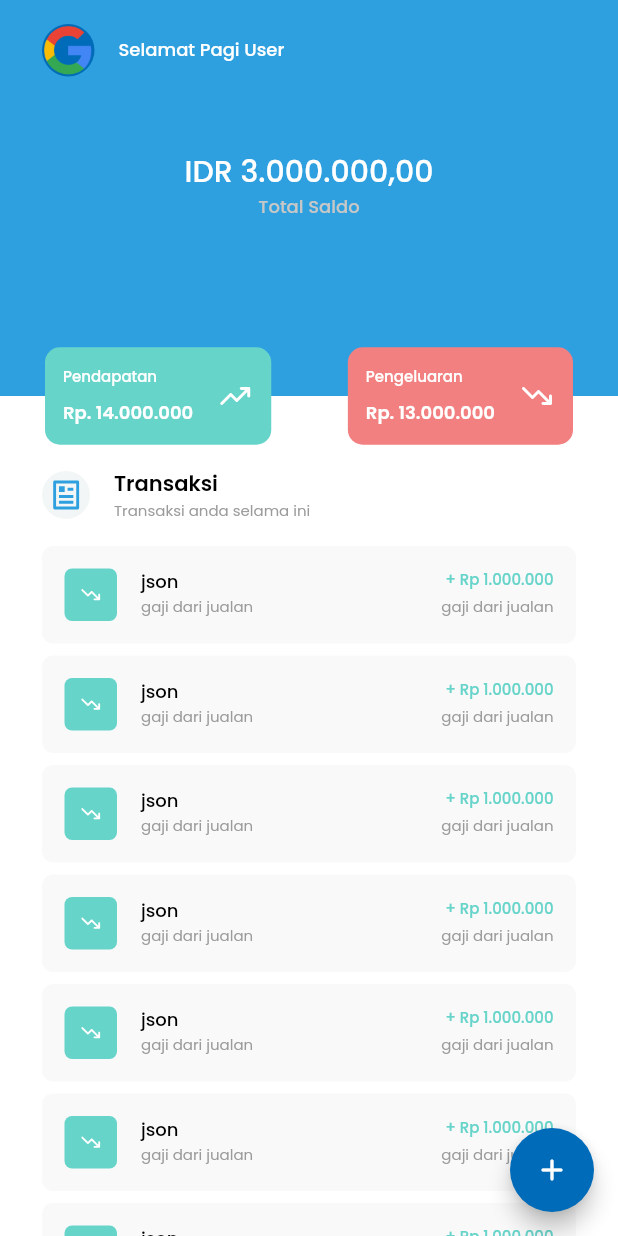
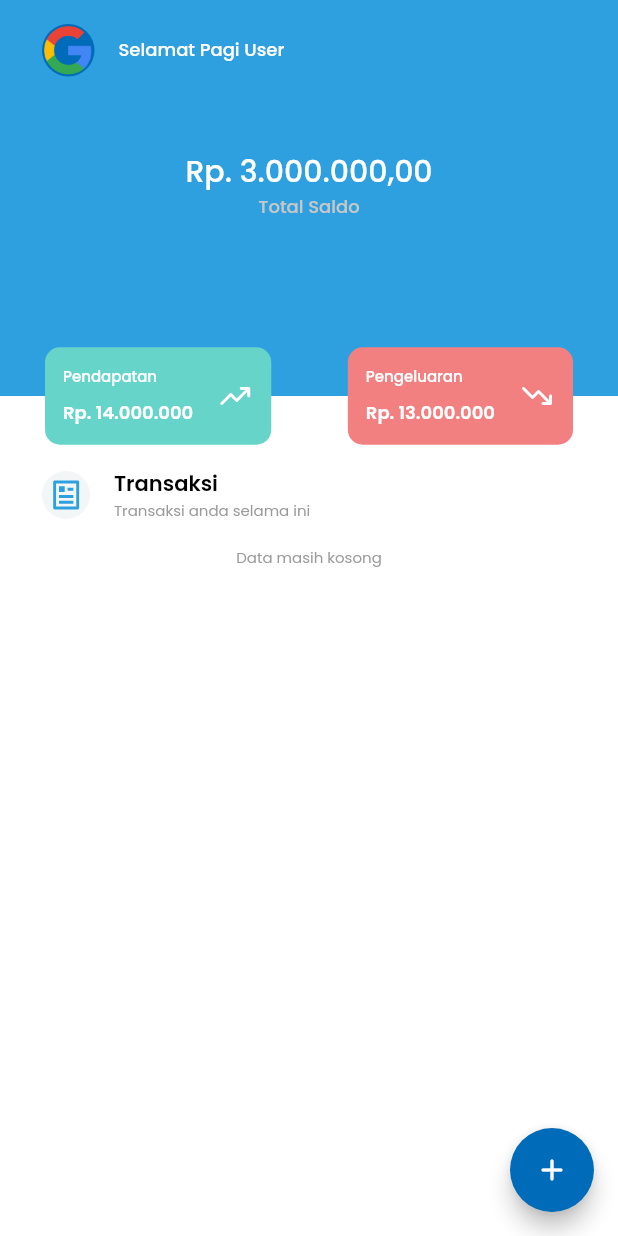
Before and after one commit to hib4/moneyger, a Flutter app: the TransactionPage screen opened directly, on a phone screen of 412 x 824 dp. Run offline on Flutter 3.47's test engine with Material 2 defaults, Android fonts, the phone set to English and light mode, and no system bars; our stand-ins replace cloud_firestore, currency_text_input_formatter, dropdown_button2, firebase_auth, firebase_core, fl_chart and 5 more; accounts and stored records are empty; network calls fail.

Commit message:
feat: [HF] transaction history

```diff
--- a/lib/main.dart
+++ b/lib/main.dart
@@ -1,6 +1,7 @@
 import 'package:firebase_core/firebase_core.dart';
 import 'package:flutter/material.dart';
 import 'package:flutter/services.dart';
+import 'package:intl/date_symbol_data_local.dart';
 import 'package:moneyger/common/app_theme_data.dart';
 import 'package:moneyger/firebase_options.dart';
 import 'package:moneyger/ui/splash_screen//splash_screen.dart';
@@ -36,6 +37,8 @@ class MyApp extends StatelessWidget {
 
   @override
   Widget build(BuildContext context) {
+    initializeDateFormatting('id');
+
     return MaterialApp(
       title: 'Moneyger',
       debugShowCheckedModeBanner: false,
--- a/lib/ui/bottom_navigation/item/transaction.dart
+++ b/lib/ui/bottom_navigation/item/transaction.dart
@@ -5,7 +5,7 @@ import 'package:moneyger/common/navigate.dart';
 import 'package:moneyger/ui/transaction/add_transaction.dart';
 import 'package:moneyger/ui/widget/detail_transaction_item.dart';
 import 'package:moneyger/ui/widget/headline_item.dart';
-import 'package:moneyger/ui/widget/transaction/transaction_list.dart';
+import 'package:moneyger/ui/widget/transaction/transaction_history_item.dart';
 
 class TransactionPage extends StatefulWidget {
   const TransactionPage({Key? key}) : super(key: key);
@@ -17,8 +17,6 @@ class TransactionPage extends StatefulWidget {
 class _TransactionPageState extends State<TransactionPage> {
   @override
   Widget build(BuildContext context) {
-    final textTheme = Theme.of(context).textTheme;
-
     return Scaffold(
       floatingActionButton: FloatingActionButton(
         onPressed: () {
@@ -57,15 +55,16 @@ class _TransactionPageState extends State<TransactionPage> {
                               const Text(
                                 "Selamat Pagi User",
                                 style: TextStyle(
-                                    fontSize: 12,
-                                    fontWeight: FontWeight.w500,
-                                    color: Colors.white),
-                              )
+                                  fontSize: 12,
+                                  fontWeight: FontWeight.w500,
+                                  color: Colors.white,
+                                ),
+                              ),
                             ],
                           ),
                         ),
                         const Text(
-                          "IDR 3.000.000,00",
+                          "Rp. 3.000.000,00",
                           style: TextStyle(
                               fontSize: 20,
                               fontWeight: FontWeight.w500,
@@ -74,9 +73,10 @@ class _TransactionPageState extends State<TransactionPage> {
                         const Text(
                           "Total Saldo",
                           style: TextStyle(
-                              fontSize: 12,
-                              fontWeight: FontWeight.w500,
-                              color: Color(0xFFC7C7C7)),
+                            fontSize: 12,
+                            fontWeight: FontWeight.w500,
+                            color: Color(0xFFC7C7C7),
+                          ),
                         ),
                       ],
                     ),
@@ -108,25 +108,17 @@ class _TransactionPageState extends State<TransactionPage> {
             Padding(
               padding: const EdgeInsets.symmetric(horizontal: 28, vertical: 32),
               child: Column(
-                children: [
-                  const HeadlineItem(
+                children: const [
+                  HeadlineItem(
                     image: 'article',
                     title: 'Transaksi',
                     desc: 'Transaksi anda selama ini',
                   ),
                   //
-                  const SizedBox(
+                  SizedBox(
                     height: 16,
                   ),
-                  ListView.builder(
-                    padding: EdgeInsets.zero,
-                    shrinkWrap: true,
-                    physics: const NeverScrollableScrollPhysics(),
-                    itemCount: 10,
-                    itemBuilder: (context, index) {
-                      return const WidgetTransactionList();
-                    },
-                  )
+                  TransactionHistoryItem(),
                 ],
               ),
             ),
--- a/lib/ui/transaction/add_transaction.dart
+++ b/lib/ui/transaction/add_transaction.dart
@@ -3,6 +3,7 @@ import 'package:currency_text_input_formatter/currency_text_input_formatter.dart
 import 'package:dropdown_button2/dropdown_button2.dart';
 import 'package:flutter/material.dart';
 import 'package:flutter/services.dart';
+import 'package:intl/intl.dart';
 import 'package:moneyger/common/color_value.dart';
 import 'package:moneyger/common/shared_code.dart';
 import 'package:moneyger/constant/list_category.dart';
@@ -23,7 +24,7 @@ class _AddTransactionPageState extends State<AddTransactionPage> {
   final _formatter = CurrencyTextInputFormatter(
     locale: 'id',
     decimalDigits: 0,
-    symbol: 'IDR ',
+    symbol: 'Rp ',
   );
   Map<String, dynamic> _userData = {};
 
@@ -40,7 +41,10 @@ class _AddTransactionPageState extends State<AddTransactionPage> {
     );
 
     if (picked != null) {
-      setState(() => _dateController.text = picked.toString());
+      setState(
+        () => _dateController.text =
+            DateFormat('d MMM yyyy', 'id').format(picked),
+      );
     }
   }
 
@@ -108,7 +112,7 @@ class _AddTransactionPageState extends State<AddTransactionPage> {
                   ),
                   _textFormTransaction(
                     textTheme,
-                    hint: 'IDR',
+                    hint: 'Rp',
                     controller: _totalController,
                     textInputType: TextInputType.number,
                     withInputFormatter: true,
--- /dev/null
+++ b/lib/ui/widget/transaction/transaction_history_item.dart
@@ -0,0 +1,128 @@
+import 'package:cloud_firestore/cloud_firestore.dart';
+import 'package:flutter/material.dart';
+import 'package:flutter_svg/svg.dart';
+import 'package:moneyger/common/color_value.dart';
+import 'package:moneyger/common/shared_code.dart';
+
+class TransactionHistoryItem extends StatefulWidget {
+  final bool isHome;
+
+  const TransactionHistoryItem({Key? key, this.isHome = false})
+      : super(key: key);
+
+  @override
+  State<TransactionHistoryItem> createState() => _TransactionHistoryItemState();
+}
+
+class _TransactionHistoryItemState extends State<TransactionHistoryItem> {
+  final _collection = FirebaseFirestore.instance
+      .collection('users')
+      .doc(SharedCode().uid)
+      .collection('transaction');
+
+  @override
+  Widget build(BuildContext context) {
+    final textTheme = Theme.of(context).textTheme;
+
+    return StreamBuilder<QuerySnapshot>(
+      stream: _collection.orderBy('created_at', descending: true).snapshots(),
+      builder: (_, snapshot) {
+        if (snapshot.hasData) {
+          if (snapshot.data!.docs.isEmpty) {
+            return const Center(
+              child: Text('Data masih kosong'),
+            );
+          }
+          return ListView.builder(
+            padding: EdgeInsets.zero,
+            shrinkWrap: true,
+            physics: const NeverScrollableScrollPhysics(),
+            itemCount: widget.isHome
+                ? snapshot.data!.docs.length < 3
+                    ? snapshot.data!.docs.length
+                    : 3
+                : snapshot.data!.docs.length,
+            itemBuilder: (_, index) {
+              final data = snapshot.data!.docs[index];
+              final type = data['type'];
+
+              return Container(
+                padding: const EdgeInsets.all(15),
+                width: MediaQuery.of(context).size.width,
+                margin: const EdgeInsets.only(bottom: 8),
+                decoration: BoxDecoration(
+                  color: const Color(0xFFF9F9F9),
+                  borderRadius: BorderRadius.circular(7.5),
+                ),
+                child: Row(
+                  crossAxisAlignment: CrossAxisAlignment.center,
+                  children: [
+                    Container(
+                      padding: const EdgeInsets.all(10),
+                      width: 35,
+                      height: 35,
+                      margin: const EdgeInsets.only(right: 16),
+                      decoration: BoxDecoration(
+                        borderRadius: BorderRadius.circular(5),
+                        color: type == 'income'
+                            ? ColorValue.greenColor
+                            : ColorValue.redColor,
+                      ),
+                      child: SvgPicture.asset(
+                        type == 'income'
+                            ? 'assets/svg/up.svg'
+                            : 'assets/svg/down.svg',
+                      ),
+                    ),
+                    Column(
+                      crossAxisAlignment: CrossAxisAlignment.start,
+                      children: [
+                        Text(
+                          data['category'],
+                          style: textTheme.bodyText1!.copyWith(
+                            color: Colors.black,
+                            fontWeight: FontWeight.w500,
+                          ),
+                        ),
+                        Text(
+                          data['desc'],
+                          style: textTheme.bodyText2,
+                        )
+                      ],
+                    ),
+                    const Spacer(),
+                    Column(
+                      crossAxisAlignment: CrossAxisAlignment.end,
+                      children: [
+                        Text(
+                          '${type == 'income' ? '+' : '-'} ${SharedCode().convertToIdr(data['total'], 2)}',
+                          style: textTheme.bodyText2!.copyWith(
+                            color: type == 'income'
+                                ? ColorValue.greenColor
+                                : ColorValue.redColor,
+                            fontWeight: FontWeight.w500,
+                          ),
+                        ),
+                        const SizedBox(
+                          height: 3,
+                        ),
+                        Text(
+                          data['date'],
+                          style: textTheme.bodyText2,
+                        ),
+                      ],
+                    )
+                  ],
+                ),
+              );
+            },
+          );
+        } else {
+          return const Center(
+            child: Text('Data masih kosong'),
+          );
+        }
+      },
+    );
+  }
+}
--- a/lib/ui/widget/transaction/transaction_list.dart
+++ /dev/null
@@ -1,74 +0,0 @@
-import 'package:flutter/material.dart';
-import 'package:flutter_svg/flutter_svg.dart';
-import 'package:moneyger/common/color_value.dart';
-
-class WidgetTransactionList extends StatelessWidget {
-  const WidgetTransactionList({super.key});
-
-  @override
-  Widget build(BuildContext context) {
-    return Container(
-      padding: const EdgeInsets.all(15),
-      width: MediaQuery.of(context).size.width,
-      height: 65,
-      margin: const EdgeInsets.only(bottom: 8),
-      decoration: BoxDecoration(
-          color: const Color(0xFFF9F9F9),
-          borderRadius: BorderRadius.circular(7.5)),
-      child: Row(
-        crossAxisAlignment: CrossAxisAlignment.center,
-        children: [
-          Container(
-            padding: const EdgeInsets.all(10),
-            width: 35,
-            height: 35,
-            margin: const EdgeInsets.only(right: 16),
-            decoration: BoxDecoration(
-              borderRadius: BorderRadius.circular(5),
-              color: ColorValue.greenColor,
-            ),
-            child: SvgPicture.asset(
-              'assets/svg/down.svg',
-            ),
-          ),
-          Column(
-            crossAxisAlignment: CrossAxisAlignment.start,
-            children: const [
-              Text(
-                "json",
-                style: TextStyle(
-                    fontSize: 12,
-                    fontWeight: FontWeight.w500,
-                    color: Colors.black),
-              ),
-              Text(
-                "gaji dari jualan",
-                style: TextStyle(fontSize: 10, color: ColorValue.greyColor),
-              )
-            ],
-          ),
-          const Spacer(),
-          Column(
-            crossAxisAlignment: CrossAxisAlignment.end,
-            children: const [
-              Text(
-                "+ Rp 1.000.000",
-                style: TextStyle(
-                    fontSize: 10,
-                    fontWeight: FontWeight.w500,
-                    color: ColorValue.greenColor),
-              ),
-              SizedBox(
-                height: 3,
-              ),
-              Text(
-                "gaji dari jualan",
-                style: TextStyle(fontSize: 10, color: ColorValue.greyColor),
-              )
-            ],
-          )
-        ],
-      ),
-    );
-  }
-}
```
Also changed, not shown: lib/common/shared_code.dart (+9 -0 lines), lib/ui/bottom_navigation/item/home.dart (+2 -10 lines).
